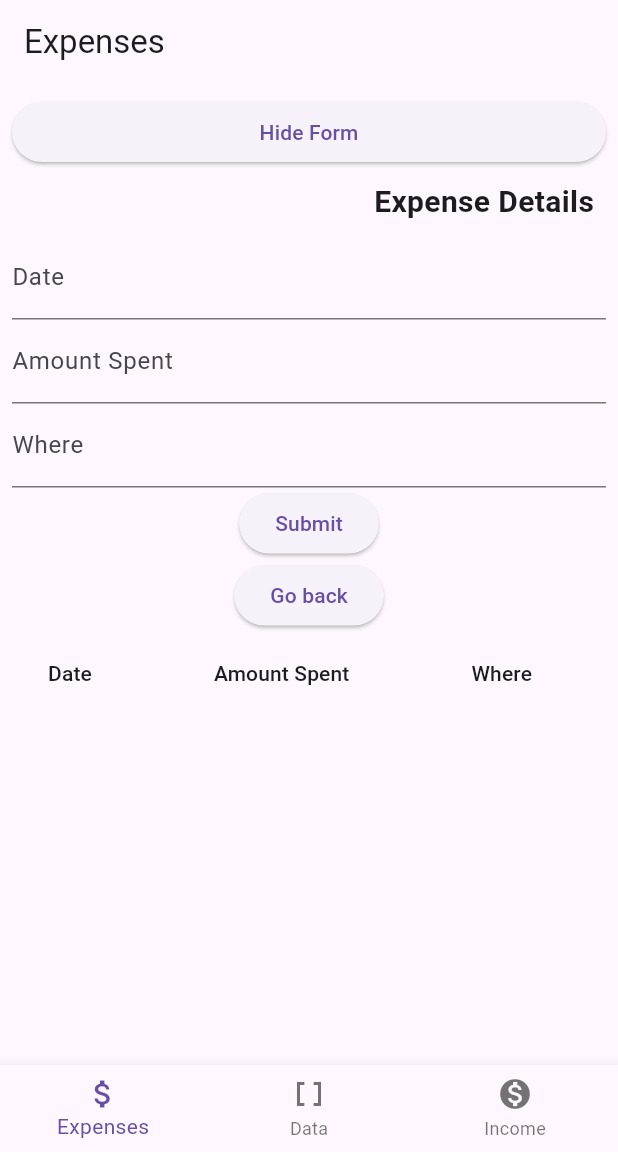
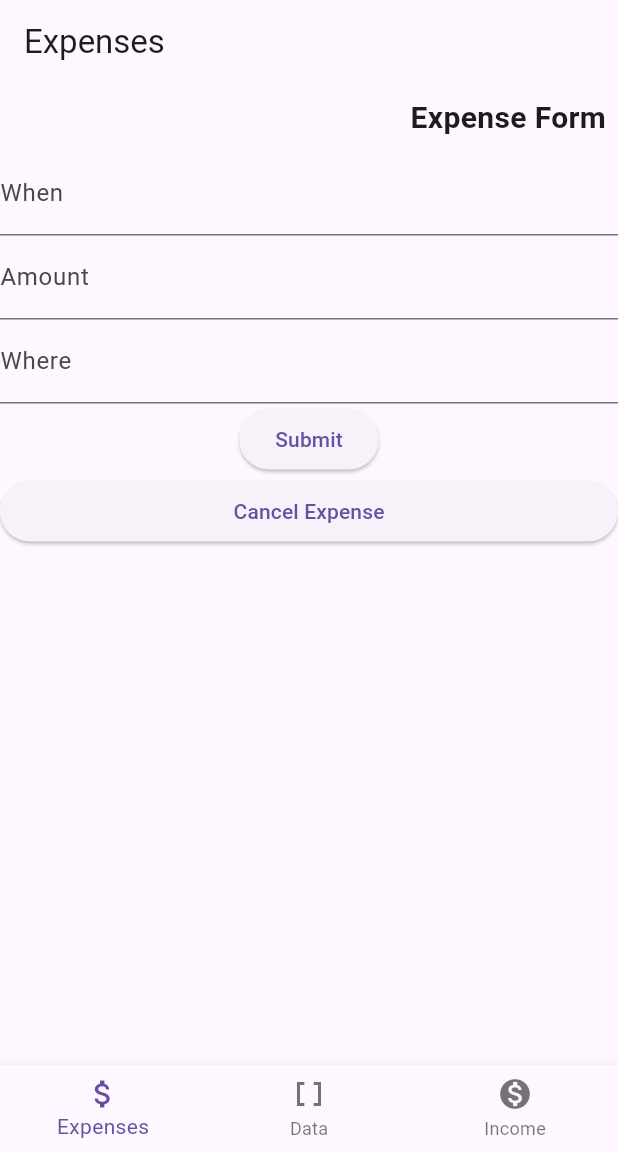
Before and after one commit to ihedwards/MoneyWoman, a Flutter app: the screen it shows after launch, after a tap on "Add Expense", on a phone screen of 412 x 824 dp, the part 84-1236 px from its top. Run offline on Flutter 3.47's test engine with Material 3 defaults, Android fonts, the phone set to English and light mode, and no system bars; our stand-ins replace shared_preferences.

Commit message:
YAYAAYAYA
getting there! big improvements in form

```diff
--- a/lib/main.dart
+++ b/lib/main.dart
@@ -3,13 +3,13 @@ import 'package:flutter_money_working/tabs/income.dart';
 import 'package:flutter_money_working/tabs/expenses.dart';
 import 'package:flutter_money_working/tabs/data.dart';
 
-
 void main() {
+  WidgetsFlutterBinding.ensureInitialized();
   runApp(const MyApp());
 }
 
 class MyApp extends StatelessWidget {
-  const MyApp({super.key});
+  const MyApp({Key? key}) : super(key: key);
 
   @override
   Widget build(BuildContext context) {
@@ -18,29 +18,35 @@ class MyApp extends StatelessWidget {
       theme: ThemeData(
         primarySwatch: Colors.blueGrey,
       ),
-      home: const MyHomePage(title: 'MoneyWoman'),
+      home: MyHomePage(title: 'MoneyWoman'),
     );
   }
 }
 
 class MyHomePage extends StatefulWidget {
-  const MyHomePage({Key? key, required this.title}) : super(key: key);
+  const MyHomePage({Key? key, required this.title});
 
   final String title;
 
   @override
-  // ignore: library_private_types_in_public_api
   _MyHomePageState createState() => _MyHomePageState();
 }
 
 class _MyHomePageState extends State<MyHomePage> {
+  late List<Widget> _pages;
+
   List<Map<String, String>> tableData = [];
   int _currentIndex = 0;
-  final List<Widget> _pages = [
-    const Expenses(),
-    const Data(),
-    const Income(),
-  ];
+
+  @override
+  void initState() {
+    super.initState();
+    _pages = [
+      Expenses(updateTableData: updateTableData),
+      Data(),
+      Income(),
+    ];
+  }
 
   @override
   Widget build(BuildContext context) {
@@ -59,12 +65,25 @@ class _MyHomePageState extends State<MyHomePage> {
         },
         items: const [
           BottomNavigationBarItem(
-              icon: Icon(Icons.attach_money), label: 'Expenses'),
-          BottomNavigationBarItem(icon: Icon(Icons.data_array), label: 'Data'),
+            icon: Icon(Icons.attach_money),
+            label: 'Expenses',
+          ),
           BottomNavigationBarItem(
-              icon: Icon(Icons.monetization_on), label: 'Income'),
+            icon: Icon(Icons.data_array),
+            label: 'Data',
+          ),
+          BottomNavigationBarItem(
+            icon: Icon(Icons.monetization_on),
+            label: 'Income',
+          ),
         ],
       ),
     );
   }
+
+  void updateTableData(List<Map<String, String>> newData) {
+    setState(() {
+      tableData = newData;
+    });
+  }
 }
--- a/lib/tabs/expenses.dart
+++ b/lib/tabs/expenses.dart
@@ -1,27 +1,59 @@
 import 'package:flutter/material.dart';
 import 'package:flutter_money_working/user_form.dart';
+import 'package:shared_preferences/shared_preferences.dart';
+import 'dart:convert';
 
 class Expenses extends StatefulWidget {
-  const Expenses({Key? key}) : super(key: key);
+  final Function(List<Map<String, String>>) updateTableData;
+
+  const Expenses({required this.updateTableData});
 
   @override
   _ExpensesState createState() => _ExpensesState();
 }
 
 class _ExpensesState extends State<Expenses> {
-  List<Map<String, String>> tableData = [];
-  bool showForm = false;
+  late SharedPreferences _prefs;
+  List<Map<String, String>> _tableData = [];
+  bool _isFormVisible = false;
+
+  @override
+  void initState() {
+    super.initState();
+    _initSharedPreferences();
+  }
+
+  Future<void> _initSharedPreferences() async {
+    _prefs = await SharedPreferences.getInstance();
+    _retrieveData(); // Retrieve data when SharedPreferences is initialized
+  }
+
+  Future<void> _retrieveData() async {
+    final String? jsonData = _prefs.getString('expenses_data');
+    if (jsonData != null) {
+      final List<dynamic> decodedData = jsonDecode(jsonData);
+      setState(() {
+        _tableData = List<Map<String, String>>.from(decodedData);
+      });
+    }
+  }
+
+  Future<void> _saveData() async {
+    final String jsonData = jsonEncode(_tableData);
+    await _prefs.setString('expenses_data', jsonData);
+  }
+
+  void _addNewData(Map<String, String> newData) {
+    setState(() {
+      _tableData.add(newData);
+      _saveData(); // Save data whenever it's updated
+    });
+    widget.updateTableData(_tableData); // Update data in parent widget
+  }
 
   void _toggleFormVisibility() {
     setState(() {
-      showForm = !showForm;
-    });
-  }
-
-  void _addExpense(Map<String, String> expenseData) {
-    setState(() {
-      tableData.add(expenseData);
-      _toggleFormVisibility(); // Close the form after adding expenseData
+      _isFormVisible = !_isFormVisible;
     });
   }
 
@@ -29,40 +61,47 @@ class _ExpensesState extends State<Expenses> {
   Widget build(BuildContext context) {
     return Scaffold(
       appBar: AppBar(
-        title: const Text('Expenses'),
+        title: Text('Expenses'),
       ),
-      body: Padding(
-        padding: const EdgeInsets.all(8.0),
+      body: SingleChildScrollView(
         child: Column(
           crossAxisAlignment: CrossAxisAlignment.stretch,
           children: [
-            ElevatedButton(
-              onPressed:
-              _toggleFormVisibility,
-              child: Text(showForm ? 'Hide Form' : 'Add Expense'),
-            ),
-            if (showForm)
+            if (_isFormVisible)
               MyCustomForm(
-                title: 'Expense Details',
-                fields: const ['Date', 'Amount Spent', 'Where'],
+                title: 'Expense Form',
+                fields: ['When', 'Amount', 'Where'], // Adjust with your fields
                 onFormClosed: _toggleFormVisibility,
-                onFormSubmitted: _addExpense, tital: '',
+                onFormSubmitted: (data) {
+                  _addNewData(data);
+                  _toggleFormVisibility();
+                }, tital: '',
               ),
-            if (tableData.isNotEmpty || tableData.isEmpty)
+            if (_tableData.isNotEmpty)
               DataTable(
-                columns: const [
-                  DataColumn(label: Text('Date')),
-                  DataColumn(label: Text('Amount Spent')),
-                  DataColumn(label: Text('Where')),
-                ],
-                rows: tableData.map((expense) {
-                  return DataRow(cells: [
-                    DataCell(Text(expense['Date'] ?? '')),
-                    DataCell(Text(expense['Amount Spent'] ?? '')),
-                    DataCell(Text(expense['Where'] ?? '')),
-                  ]);
+                columns: _tableData.isNotEmpty
+                    ? _tableData.first.keys.map((String key) {
+                        return DataColumn(label: Text(key));
+                      }).toList()
+                    : [], // Use keys from first map in _tableData as columns
+                rows: _tableData.map((Map<String, String> data) {
+                  return DataRow(
+                    cells: data.keys.map((String key) {
+                      return DataCell(Text(data[key] ?? ''));
+                    }).toList(),
+                  );
                 }).toList(),
               ),
+            if (_tableData.isEmpty && !_isFormVisible)
+              Center(
+                child: Text('No Expense Data Available'),
+              ),
+            ElevatedButton(
+              onPressed: () {
+                _toggleFormVisibility();
+              },
+              child: Text(_isFormVisible ? 'Cancel Expense' : 'Add Expense'),
+            ),
           ],
         ),
       ),
--- a/lib/user_form.dart
+++ b/lib/user_form.dart
@@ -1,5 +1,6 @@
 import 'package:flutter/material.dart';
-import 'package:flutter/services.dart';
+import 'package:shared_preferences/shared_preferences.dart'; // Import shared_preferences package
+import 'dart:convert';
 
 class MyCustomForm extends StatefulWidget {
   final String title;
@@ -8,12 +9,12 @@ class MyCustomForm extends StatefulWidget {
   final void Function(Map<String, String> expenseData) onFormSubmitted; // Corrected function type definition
 
   const MyCustomForm({
-    Key? key,
+    super.key,
     required this.title,
     required this.fields,
     required this.onFormClosed,
     required this.onFormSubmitted, required String tital, // Corrected parameter name and function type
-  }) : super(key: key);
+  });
 
   @override
   MyCustomFormState createState() => MyCustomFormState();
@@ -22,8 +23,7 @@ class MyCustomForm extends StatefulWidget {
 class MyCustomFormState extends State<MyCustomForm> {
   final _formKey = GlobalKey<FormState>();
   late List<TextEditingController> controllers;
-
-  List<Map<String, String>> tableData = [];
+  late SharedPreferences prefs; //SharedPreferences instance
 
   @override
   void initState() {
@@ -32,6 +32,11 @@ class MyCustomFormState extends State<MyCustomForm> {
       widget.fields.length,
       (index) => TextEditingController(),
     );
+    initSharedPreferences();
+  }
+
+  Future<void> initSharedPreferences() async  {
+    prefs = await SharedPreferences.getInstance();
   }
 
   @override
@@ -57,7 +62,7 @@ class MyCustomFormState extends State<MyCustomForm> {
             ),
           ),
           ...widget.fields.map((field) => TextFormField(
-            keyboardType: TextInputType.text, // You can adjust the keyboard type as per your requirement
+            keyboardType: TextInputType.text,
             controller: controllers[widget.fields.indexOf(field)],
             decoration: InputDecoration(labelText: field),
             validator: (value) {
@@ -77,23 +82,28 @@ class MyCustomFormState extends State<MyCustomForm> {
             },
             child: const Text('Submit'),
           ),
-          ElevatedButton(
-            onPressed: widget.onFormClosed,
-            child: const Text('Go back'),
-          ),
         ],
       ),
     );
   }
 
   void storeData() {
-    final Map<String, String> data = {};
-    for (int i = 0; i < widget.fields.length; i++) {
-      data[widget.fields[i]] = controllers[i].text;
-    }
-    setState(() {
-      tableData.add(data);
-    });
-    widget.onFormSubmitted(data); // Notify parent widget about form submission
+  final Map<String, String> data = {};
+  for (int i = 0; i < widget.fields.length; i++) {
+    data[widget.fields[i]] = controllers[i].text;
   }
+  saveDataToSharedPreferences(data);
 }
+
+Future<void> saveDataToSharedPreferences(
+    Map<String, String> data) async {
+  try {
+    String jsonData = jsonEncode(data); // Convert map to JSON string
+    await prefs.setString(widget.title, jsonData); // Store JSON string in shared preferences
+    print('Data stored in shared preferences: $data');
+    widget.onFormSubmitted(data);
+  } catch (error) {
+    print('Error saving data to shared preferences: $error');
+    // Handle error, if any
+  }
+}}
```
